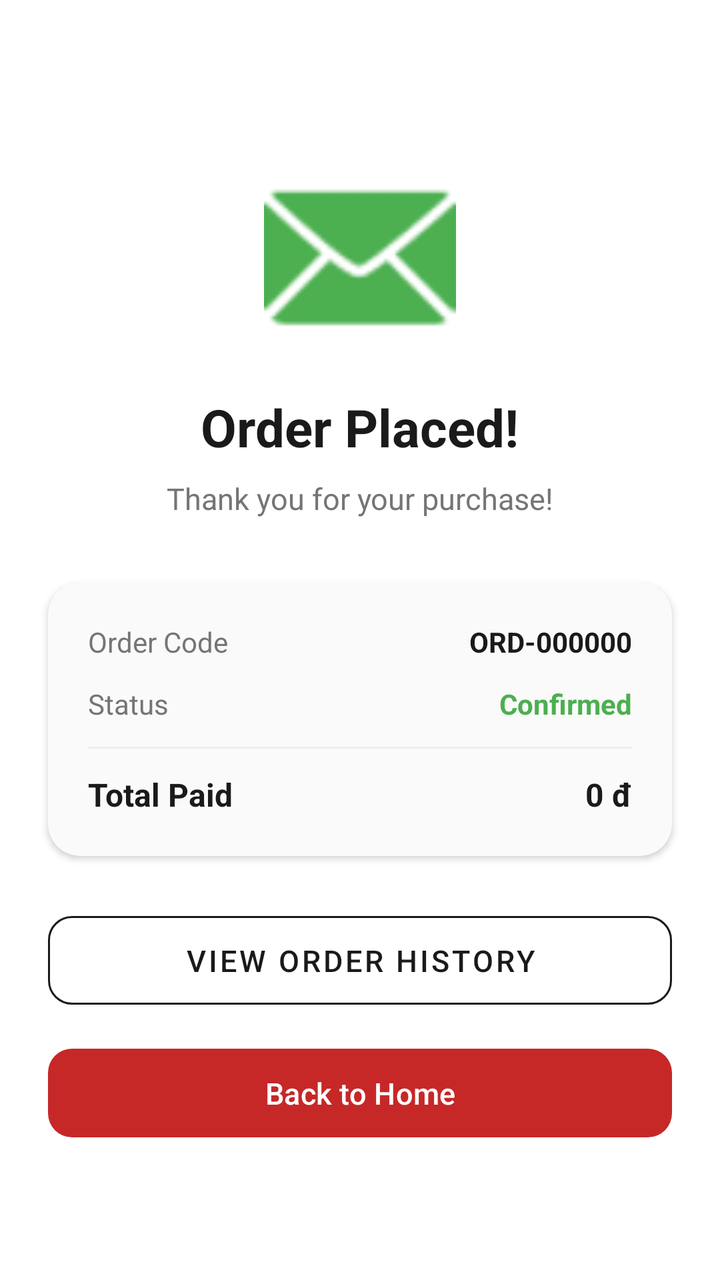
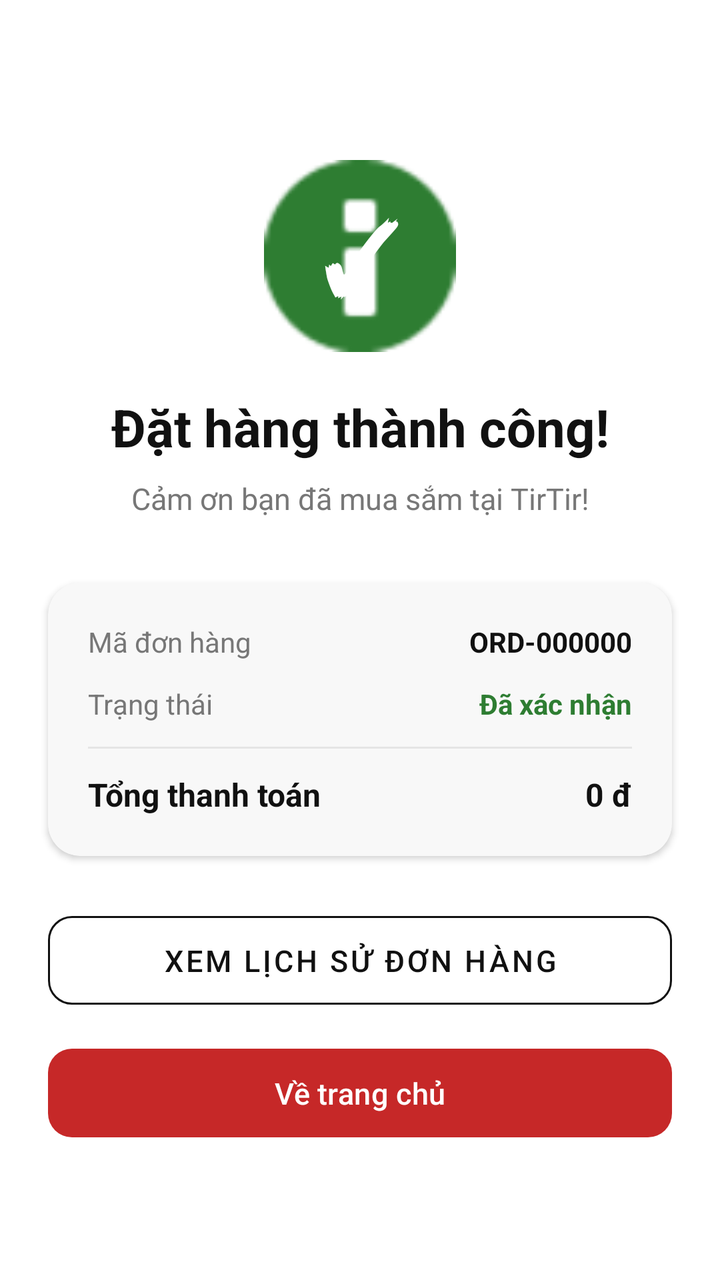

Before-and-after screenshots of an Android layout around one commit, followed by the original layout XML and the change that was made.
<!-- AndroidManifest.xml: application theme Theme.TirTirMCommerce -->
<!-- res/layout/activity_order_success.xml -->
<?xml version="1.0" encoding="utf-8"?>
<androidx.constraintlayout.widget.ConstraintLayout xmlns:android="http://schemas.android.com/apk/res/android"
    xmlns:app="http://schemas.android.com/apk/res-auto"
    android:layout_width="match_parent"
    android:layout_height="match_parent"
    android:background="@android:color/white">

    
    <ImageView
        android:id="@+id/ivSuccessIcon"
        android:layout_width="96dp"
        android:layout_height="96dp"
        android:layout_marginTop="80dp"
        android:src="@android:drawable/ic_dialog_email"
        app:tint="#4CAF50"
        app:layout_constraintTop_toTopOf="parent"
        app:layout_constraintStart_toStartOf="parent"
        app:layout_constraintEnd_toEndOf="parent" />

    <TextView
        android:id="@+id/tvSuccessTitle"
        android:layout_width="wrap_content"
        android:layout_height="wrap_content"
        android:layout_marginTop="20dp"
        android:text="Order Placed!"
        android:textSize="26sp"
        android:textStyle="bold"
        android:textColor="#1A1A1A"
        app:layout_constraintTop_toBottomOf="@id/ivSuccessIcon"
        app:layout_constraintStart_toStartOf="parent"
        app:layout_constraintEnd_toEndOf="parent" />

    <TextView
        android:id="@+id/tvSuccessSubtitle"
        android:layout_width="wrap_content"
        android:layout_height="wrap_content"
        android:layout_marginTop="8dp"
        android:text="Thank you for your purchase!"
        android:textSize="15sp"
        android:textColor="#757575"
        app:layout_constraintTop_toBottomOf="@id/tvSuccessTitle"
        app:layout_constraintStart_toStartOf="parent"
        app:layout_constraintEnd_toEndOf="parent" />

    
    <com.google.android.material.card.MaterialCardView
        android:id="@+id/cardOrderDetail"
        android:layout_width="0dp"
        android:layout_height="wrap_content"
        android:layout_marginHorizontal="24dp"
        android:layout_marginTop="32dp"
        app:cardCornerRadius="16dp"
        app:cardElevation="2dp"
        app:strokeWidth="0dp"
        android:backgroundTint="#FAFAFA"
        app:layout_constraintTop_toBottomOf="@id/tvSuccessSubtitle"
        app:layout_constraintStart_toStartOf="parent"
        app:layout_constraintEnd_toEndOf="parent">

        <LinearLayout
            android:layout_width="match_parent"
            android:layout_height="wrap_content"
            android:orientation="vertical"
            android:padding="20dp">

            <LinearLayout
                android:layout_width="match_parent"
                android:layout_height="wrap_content"
                android:orientation="horizontal"
                android:layout_marginBottom="12dp">
                <TextView
                    android:layout_width="0dp"
                    android:layout_height="wrap_content"
                    android:layout_weight="1"
                    android:text="Order Code"
                    android:textSize="14sp"
                    android:textColor="#757575" />
                <TextView
                    android:id="@+id/tvOrderCode"
                    android:layout_width="wrap_content"
                    android:layout_height="wrap_content"
                    android:text="ORD-000000"
                    android:textSize="14sp"
                    android:textStyle="bold"
                    android:textColor="#1A1A1A" />
            </LinearLayout>

            <LinearLayout
                android:layout_width="match_parent"
                android:layout_height="wrap_content"
                android:orientation="horizontal"
                android:layout_marginBottom="12dp">
                <TextView
                    android:layout_width="0dp"
                    android:layout_height="wrap_content"
                    android:layout_weight="1"
                    android:text="Status"
                    android:textSize="14sp"
                    android:textColor="#757575" />
                <TextView
                    android:id="@+id/tvOrderStatus"
                    android:layout_width="wrap_content"
                    android:layout_height="wrap_content"
                    android:text="Confirmed"
                    android:textSize="14sp"
                    android:textColor="#4CAF50"
                    android:textStyle="bold" />
            </LinearLayout>

            <View
                android:layout_width="match_parent"
                android:layout_height="1dp"
                android:background="#EEEEEE"
                android:layout_marginBottom="12dp" />

            <LinearLayout
                android:layout_width="match_parent"
                android:layout_height="wrap_content"
                android:orientation="horizontal">
                <TextView
                    android:layout_width="0dp"
                    android:layout_height="wrap_content"
                    android:layout_weight="1"
                    android:text="Total Paid"
                    android:textSize="16sp"
                    android:textStyle="bold"
                    android:textColor="#1A1A1A" />
                <TextView
                    android:id="@+id/tvOrderTotal"
                    android:layout_width="wrap_content"
                    android:layout_height="wrap_content"
                    android:text="0 đ"
                    android:textSize="16sp"
                    android:textStyle="bold"
                    android:textColor="#1A1A1A" />
            </LinearLayout>

        </LinearLayout>
    </com.google.android.material.card.MaterialCardView>

    
    <com.google.android.material.button.MaterialButton
        android:id="@+id/btnViewOrder"
        android:layout_width="0dp"
        android:layout_height="wrap_content"
        android:layout_marginHorizontal="24dp"
        android:layout_marginTop="24dp"
        android:text="View Order History"
        android:textSize="15sp"
        android:paddingVertical="12dp"
        app:cornerRadius="12dp"
        app:strokeColor="#1A1A1A"
        app:strokeWidth="1dp"
        style="@style/Widget.MaterialComponents.Button.OutlinedButton"
        android:textColor="#1A1A1A"
        app:layout_constraintTop_toBottomOf="@id/cardOrderDetail"
        app:layout_constraintStart_toStartOf="parent"
        app:layout_constraintEnd_toEndOf="parent" />

    <com.google.android.material.button.MaterialButton
        android:id="@+id/btnBackHome"
        android:layout_width="0dp"
        android:layout_height="wrap_content"
        android:layout_marginHorizontal="24dp"
        android:layout_marginTop="12dp"
        android:text="Back to Home"
        android:textSize="15sp"
        android:paddingVertical="12dp"
        app:cornerRadius="12dp"
        app:layout_constraintTop_toBottomOf="@id/btnViewOrder"
        app:layout_constraintStart_toStartOf="parent"
        app:layout_constraintEnd_toEndOf="parent" />

</androidx.constraintlayout.widget.ConstraintLayout>
<!-- resources referenced by this layout -->
<resources>
  <style name="Theme.TirTirMCommerce" parent="Base.Theme.TirTirMCommerce" />
  <style name="Base.Theme.TirTirMCommerce" parent="Theme.Material3.DayNight.NoActionBar">
          
          <item name="colorPrimary">@color/tirtir_red_primary</item>
          <item name="colorPrimaryDark">@color/tirtir_red_dark</item>
          <item name="colorPrimaryContainer">@color/tirtir_red_surface</item>
  
          
          <item name="colorOnPrimary">@color/tirtir_white</item>
          <item name="colorOnPrimaryContainer">@color/tirtir_red_primary</item>
  
          
          <item name="colorSecondary">@color/tirtir_black</item>
          <item name="colorOnSecondary">@color/tirtir_white</item>
  
          
          <item name="colorSurface">@color/tirtir_white</item>
          <item name="colorOnSurface">@color/tirtir_black</item>
          <item name="colorSurfaceVariant">@color/tirtir_off_white</item>
  
          
          <item name="android:windowBackground">@color/tirtir_off_white</item>
          <item name="android:statusBarColor">@color/tirtir_white</item>
          <item name="android:windowLightStatusBar">true</item>
  
          
          <item name="colorError">@color/tirtir_error</item>
      </style>
  <color name="tirtir_red_primary">#C62828</color>
  <color name="tirtir_red_dark">#8E0000</color>
  <color name="tirtir_red_surface">#FFEBEE</color>
  <color name="tirtir_white">#FFFFFF</color>
  <color name="tirtir_black">#111111</color>
  <color name="tirtir_off_white">#F8F8F8</color>
  <color name="tirtir_error">#D32F2F</color>
</resources>

<!-- the commit's change to res/layout/activity_order_success.xml (unified diff, before → after) -->
@@ -3,7 +3,7 @@
     xmlns:app="http://schemas.android.com/apk/res-auto"
     android:layout_width="match_parent"
     android:layout_height="match_parent"
-    android:background="@android:color/white">
+    android:background="@color/tirtir_white">
 
     
     <ImageView
@@ -11,21 +11,37 @@
         android:layout_width="96dp"
         android:layout_height="96dp"
         android:layout_marginTop="80dp"
-        android:src="@android:drawable/ic_dialog_email"
-        app:tint="#4CAF50"
+        android:src="@android:drawable/ic_dialog_info"
+        android:contentDescription="@string/order_success_icon_desc"
+        app:tint="@color/tirtir_success"
         app:layout_constraintTop_toTopOf="parent"
         app:layout_constraintStart_toStartOf="parent"
         app:layout_constraintEnd_toEndOf="parent" />
+
+    
+    <TextView
+        android:id="@+id/tvSuccessCheck"
+        android:layout_width="wrap_content"
+        android:layout_height="wrap_content"
+        android:text="✓"
+        android:textSize="48sp"
+        android:textColor="@color/tirtir_white"
+        android:textStyle="bold"
+        android:gravity="center"
+        app:layout_constraintTop_toTopOf="@id/ivSuccessIcon"
+        app:layout_constraintBottom_toBottomOf="@id/ivSuccessIcon"
+        app:layout_constraintStart_toStartOf="@id/ivSuccessIcon"
+        app:layout_constraintEnd_toEndOf="@id/ivSuccessIcon" />
 
     <TextView
         android:id="@+id/tvSuccessTitle"
         android:layout_width="wrap_content"
         android:layout_height="wrap_content"
         android:layout_marginTop="20dp"
-        android:text="Order Placed!"
+        android:text="@string/order_success_title"
         android:textSize="26sp"
         android:textStyle="bold"
-        android:textColor="#1A1A1A"
+        android:textColor="@color/tirtir_text_primary"
         app:layout_constraintTop_toBottomOf="@id/ivSuccessIcon"
         app:layout_constraintStart_toStartOf="parent"
         app:layout_constraintEnd_toEndOf="parent" />
@@ -35,9 +51,9 @@
         android:layout_width="wrap_content"
         android:layout_height="wrap_content"
         android:layout_marginTop="8dp"
-        android:text="Thank you for your purchase!"
+        android:text="@string/order_success_subtitle"
         android:textSize="15sp"
-        android:textColor="#757575"
+        android:textColor="@color/tirtir_text_secondary"
         app:layout_constraintTop_toBottomOf="@id/tvSuccessTitle"
         app:layout_constraintStart_toStartOf="parent"
         app:layout_constraintEnd_toEndOf="parent" />
@@ -52,7 +68,7 @@
         app:cardCornerRadius="16dp"
         app:cardElevation="2dp"
         app:strokeWidth="0dp"
-        android:backgroundTint="#FAFAFA"
+        app:cardBackgroundColor="@color/tirtir_off_white"
         app:layout_constraintTop_toBottomOf="@id/tvSuccessSubtitle"
         app:layout_constraintStart_toStartOf="parent"
         app:layout_constraintEnd_toEndOf="parent">
@@ -72,17 +88,17 @@
                     android:layout_width="0dp"
                     android:layout_height="wrap_content"
                     android:layout_weight="1"
-                    android:text="Order Code"
+                    android:text="@string/order_code_label"
                     android:textSize="14sp"
-                    android:textColor="#757575" />
+                    android:textColor="@color/tirtir_text_secondary" />
                 <TextView
                     android:id="@+id/tvOrderCode"
                     android:layout_width="wrap_content"
                     android:layout_height="wrap_content"
-                    android:text="ORD-000000"
+                    android:text="@string/order_code_placeholder"
                     android:textSize="14sp"
                     android:textStyle="bold"
-                    android:textColor="#1A1A1A" />
+                    android:textColor="@color/tirtir_text_primary" />
             </LinearLayout>
 
             <LinearLayout
@@ -94,23 +110,23 @@
                     android:layout_width="0dp"
                     android:layout_height="wrap_content"
                     android:layout_weight="1"
-                    android:text="Status"
+                    android:text="@string/order_status_label"
                     android:textSize="14sp"
-                    android:textColor="#757575" />
+                    android:textColor="@color/tirtir_text_secondary" />
                 <TextView
                     android:id="@+id/tvOrderStatus"
                     android:layout_width="wrap_content"
                     android:layout_height="wrap_content"
-                    android:text="Confirmed"
+                    android:text="@string/order_status_confirmed"
                     android:textSize="14sp"
-                    android:textColor="#4CAF50"
+                    android:textColor="@color/tirtir_success"
                     android:textStyle="bold" />
             </LinearLayout>
 
             <View
                 android:layout_width="match_parent"
                 android:layout_height="1dp"
-                android:background="#EEEEEE"
+                android:background="@color/tirtir_border_gray"
                 android:layout_marginBottom="12dp" />
 
             <LinearLayout
@@ -121,18 +137,18 @@
                     android:layout_width="0dp"
                     android:layout_height="wrap_content"
                     android:layout_weight="1"
-                    android:text="Total Paid"
+                    android:text="@string/order_total_paid_label"
                     android:textSize="16sp"
                     android:textStyle="bold"
-                    android:textColor="#1A1A1A" />
+                    android:textColor="@color/tirtir_text_primary" />
                 <TextView
                     android:id="@+id/tvOrderTotal"
                     android:layout_width="wrap_content"
                     android:layout_height="wrap_content"
-                    android:text="0 đ"
+                    android:text="@string/order_total_placeholder"
                     android:textSize="16sp"
                     android:textStyle="bold"
-                    android:textColor="#1A1A1A" />
+                    android:textColor="@color/tirtir_text_primary" />
             </LinearLayout>
 
         </LinearLayout>
@@ -145,27 +161,30 @@
         android:layout_height="wrap_content"
         android:layout_marginHorizontal="24dp"
         android:layout_marginTop="24dp"
-        android:text="View Order History"
+        android:text="@string/btn_view_order_history"
         android:textSize="15sp"
         android:paddingVertical="12dp"
         app:cornerRadius="12dp"
-        app:strokeColor="#1A1A1A"
+        app:strokeColor="@color/tirtir_black"
         app:strokeWidth="1dp"
         style="@style/Widget.MaterialComponents.Button.OutlinedButton"
-        android:textColor="#1A1A1A"
+        android:textColor="@color/tirtir_black"
         app:layout_constraintTop_toBottomOf="@id/cardOrderDetail"
         app:layout_constraintStart_toStartOf="parent"
         app:layout_constraintEnd_toEndOf="parent" />
 
+    
     <com.google.android.material.button.MaterialButton
         android:id="@+id/btnBackHome"
         android:layout_width="0dp"
         android:layout_height="wrap_content"
         android:layout_marginHorizontal="24dp"
         android:layout_marginTop="12dp"
-        android:text="Back to Home"
+        android:text="@string/btn_back_home"
         android:textSize="15sp"
+        android:textColor="@color/tirtir_white"
         android:paddingVertical="12dp"
+        app:backgroundTint="@color/tirtir_red_primary"
         app:cornerRadius="12dp"
         app:layout_constraintTop_toBottomOf="@id/btnViewOrder"
         app:layout_constraintStart_toStartOf="parent"
<!-- resource entries referenced after the edit -->
@@ -29,10 +29,25 @@
           <item name="colorError">@color/tirtir_error</item>
       </style>
   <color name="tirtir_red_primary">#C62828</color>
+  <color name="tirtir_success">#2E7D32</color>
+  <color name="tirtir_text_primary">#111111</color>
+  <color name="tirtir_text_secondary">#777777</color>
   <color name="tirtir_red_dark">#8E0000</color>
   <color name="tirtir_red_surface">#FFEBEE</color>
   <color name="tirtir_white">#FFFFFF</color>
+  <string name="btn_back_home">Về trang chủ</string>
+  <string name="btn_view_order_history">Xem lịch sử đơn hàng</string>
+  <string name="order_code_label">Mã đơn hàng</string>
+  <string name="order_code_placeholder">ORD-000000</string>
+  <string name="order_status_confirmed">Đã xác nhận</string>
+  <string name="order_status_label">Trạng thái</string>
+  <string name="order_success_icon_desc">Đặt hàng thành công</string>
+  <string name="order_success_subtitle">Cảm ơn bạn đã mua sắm tại TirTir!</string>
+  <string name="order_success_title">Đặt hàng thành công!</string>
+  <string name="order_total_paid_label">Tổng thanh toán</string>
+  <string name="order_total_placeholder">0 đ</string>
   <color name="tirtir_black">#111111</color>
+  <color name="tirtir_border_gray">#E5E5E5</color>
   <color name="tirtir_off_white">#F8F8F8</color>
   <color name="tirtir_error">#D32F2F</color>
 </resources>
